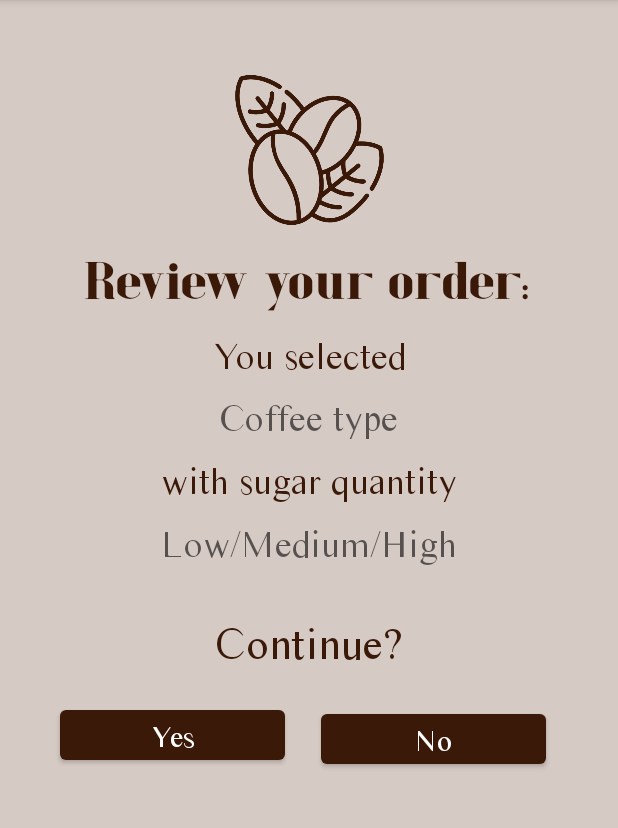
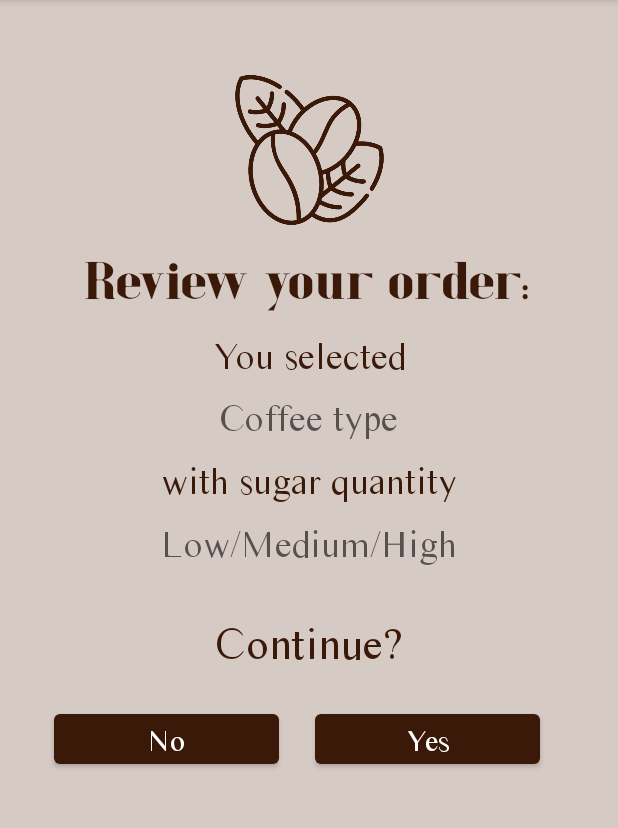
Before and after one commit to h-akram/CoffeeOrderingApp, an Android app: the OrderReviewActivity screen opened directly, with no data from a screen before it, on a phone screen of 412 x 824 dp, the part 84-912 px from its top. Run offline under Robolectric (Android 15) with nearby library versions, the light colour scheme and no system bars.

Commit message:
switched button locations

```diff
--- a/app/src/main/res/layout/activity_order_review.xml
+++ b/app/src/main/res/layout/activity_order_review.xml
@@ -100,29 +100,29 @@
         app:layout_constraintTop_toBottomOf="@+id/textView_sugar" />
 
     <Button
-        android:id="@+id/button_yes"
+        android:id="@+id/button_no"
         android:layout_width="150dp"
         android:layout_height="45dp"
-        android:layout_marginStart="40dp"
-        android:layout_marginTop="13dp"
+        android:layout_marginStart="36dp"
+        android:layout_marginTop="16dp"
         android:fontFamily="@font/times_sans_serif"
-        android:text="Yes"
+        android:text="No"
         android:textAppearance="@style/TextAppearance.AppCompat.Body1"
         android:textSize="20sp"
         app:layout_constraintStart_toStartOf="parent"
         app:layout_constraintTop_toBottomOf="@+id/textView_continue" />
 
     <Button
-        android:id="@+id/button_no"
+        android:id="@+id/button_yes"
         android:layout_width="150dp"
         android:layout_height="45dp"
         android:layout_marginStart="24dp"
         android:layout_marginTop="16dp"
         android:fontFamily="@font/times_sans_serif"
-        android:text="No"
+        android:text="Yes"
         android:textAppearance="@style/TextAppearance.AppCompat.Body1"
         android:textSize="20sp"
-        app:layout_constraintStart_toEndOf="@+id/button_yes"
+        app:layout_constraintStart_toEndOf="@+id/button_no"
         app:layout_constraintTop_toBottomOf="@+id/textView_continue" />
 
 
```
